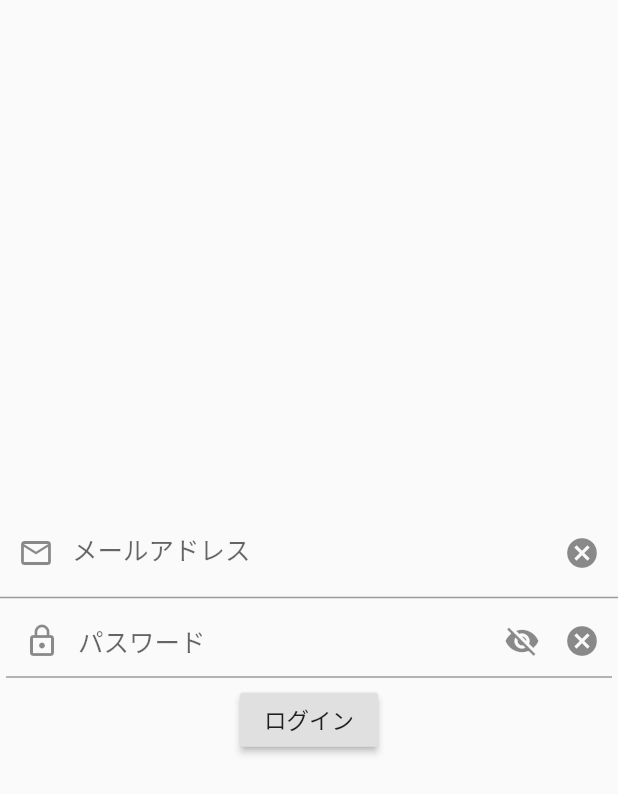
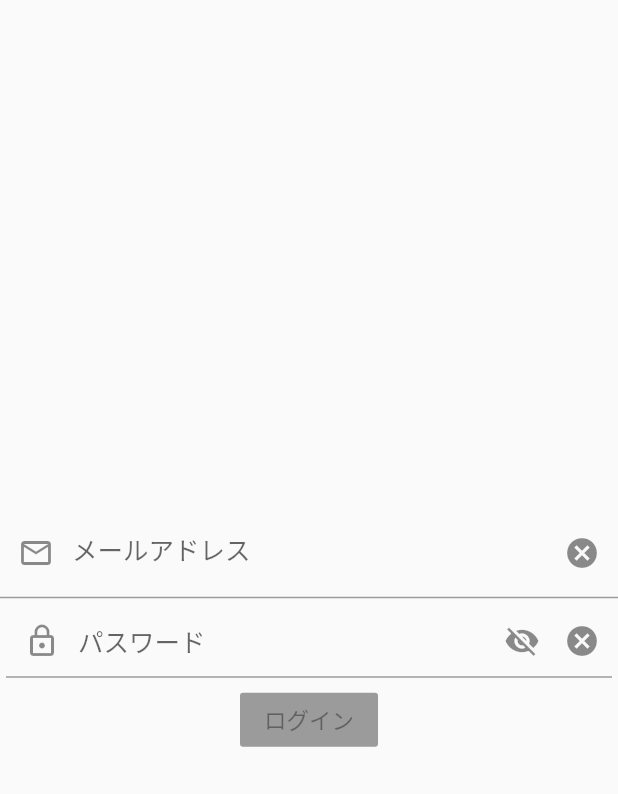
Before and after one commit to ItoYo16u/rx-lambda-bloc, a Flutter app: the AuthScreen widget shown alone on an empty page, opened directly, on a phone screen of 412 x 824 dp. Shown: the top 794 px of the screen. Run offline on Flutter 3.47's test engine with Material 2 defaults, Android fonts, the phone set to English and light mode, and no system bars; our stand-ins replace cached_network_image, dartz, equatable, flutter_bloc, get_it, shared_preferences; accounts and stored records are empty; generated files the repository leaves out were written again; statements that could not run were skipped.

Commit message:
fix some codes

```diff
--- a/lib/modules/middleware/auth/mock_auth_middleware.dart
+++ b/lib/modules/middleware/auth/mock_auth_middleware.dart
@@ -2,6 +2,8 @@ import 'package:dartz/dartz.dart';
 import 'package:functional_rx_bloc/modules/middleware/auth/auth_error.dart';
 import 'package:functional_rx_bloc/modules/middleware/auth/interface/auth_middleware.dart';
 import 'package:functional_rx_bloc/modules/middleware/auth/protocol/try_auth_params.dart';
+import 'package:functional_rx_bloc/modules/middleware/auth/value_object/email.dart';
+import 'package:functional_rx_bloc/modules/middleware/auth/value_object/password.dart';
 import 'package:functional_rx_bloc/modules/middleware/common/error/failures.dart';
 
 class MockAuthMiddleware implements AuthMiddleware {
@@ -13,8 +15,8 @@ class MockAuthMiddleware implements AuthMiddleware {
 
   @override
   Future<Either<Failure, String>> signIn(SignInParams params) async {
-    final isAuthenticated = params.email == 'test@example.com' &&
-        params.password == 'password12345';
+    final isAuthenticated = params.email == Email('test@example.com') &&
+        params.password == Password('Password12345');
     return isAuthenticated ? const Right('token') : Left(AccountNotFound());
   }
 
--- a/lib/modules/middleware/auth/value_object/email.dart
+++ b/lib/modules/middleware/auth/value_object/email.dart
@@ -1,16 +1,20 @@
 import 'package:dartz/dartz.dart';
+import 'package:equatable/equatable.dart';
 import 'package:functional_rx_bloc/modules/middleware/validation/validator/validation.dart';
 import 'package:functional_rx_bloc/modules/middleware/validation/validator/validation_constants.dart';
 
-class Email {
+class Email extends Equatable {
   factory Email(String value) => value.isEmail() is Right
       ? Email._internal(value)
       : throw const FormatException(ValidationConstants.emailInvalidFormat);
 
-  Email._internal(this._value);
+  const Email._internal(this._value);
 
   static Either<FormatException, Email> create(String value) =>
       value.isEmail().map((r) => Email._internal(r));
 
   final String _value;
+
+  @override
+  List<Object> get props => [_value];
 }
--- a/lib/modules/middleware/auth/value_object/password.dart
+++ b/lib/modules/middleware/auth/value_object/password.dart
@@ -1,15 +1,20 @@
 import 'package:dartz/dartz.dart';
+import 'package:equatable/equatable.dart';
 import 'package:functional_rx_bloc/modules/middleware/validation/validator/validation.dart';
 import 'package:functional_rx_bloc/modules/middleware/validation/validator/validation_constants.dart';
 
-class Password {
+class Password extends Equatable{
   factory Password(String value) => value.isPassword() is Right
       ? Password._internal(value)
       : throw const FormatException(ValidationConstants.invalidPasswordFormat);
-  Password._internal(this._value);
+  const Password._internal(this._value);
 
   final String _value;
 
   static Either<FormatException, Password> create(String value) =>
       value.isPassword().map((r) => Password._internal(r));
+
+  @override
+  // TODO: implement props
+  List<Object> get props =>[_value];
 }
--- a/lib/modules/middleware/validation/validator/validation.dart
+++ b/lib/modules/middleware/validation/validator/validation.dart
@@ -24,7 +24,7 @@ extension ValidationString on String {
       ._hasNumber(errorMessage: ValidationConstants.atLeastOneNumberRequired);
 
   Either<FormatException, String> isEmail() => _toValidatable()
-      ._isNotEmpty(errorMessage: ValidationConstants.passwordEmpty)
+      ._isNotEmpty(errorMessage: ValidationConstants.mustNotBeEmpty)
       ._matchRgx(_emailRegExp,
           errorMessage: ValidationConstants.emailInvalidFormat);
 
@@ -39,6 +39,10 @@ extension ValidationString on String {
 }
 
 extension ValidationEitherExt on Either<FormatException, String> {
+  bool isValid() => isRight();
+
+  String validate() => swap().map((r) => r.message).getOrElse(() => null);
+
   Either<FormatException, String> _isNotEmpty({@required String errorMessage}) {
     try {
       return map((r) {
--- a/lib/view/screen/auth/auth_screen.dart
+++ b/lib/view/screen/auth/auth_screen.dart
@@ -16,29 +16,35 @@ class AuthScreen extends StatelessWidget {
   Widget build(BuildContext context) {
     return ChangeNotifierProvider(
       create: (context) => AuthViewModel(),
-          builder: (context, child) => Consumer<AuthViewModel>(
-                // wrap with authValidationBloc
-                builder: (context, viewmodel, child) => Column(
+      builder: (context, child) => Column(
           mainAxisAlignment: MainAxisAlignment.center,
           children: [
             if (message != null) ...[Text(message)],
-                    EmailField(
-                        //onChanged: Provider.of<AuthValidationBloc>(context).add(MaybeSignInParams(email,password)),
-                        controller: viewmodel.emailController),
-                    PasswordField(
-                        //onChanged: Provider.of<AuthValidationBloc>(context).add(MaybeSignInParams(email,password)),
-                        controller: viewmodel.passwordController,
-                        formKey: GlobalKey()),
-                    RaisedButton(
-                        child: Text(AppLocalizations.of(context).labelSignIn),
+            Consumer<AuthViewModel>(
+              builder: (_,vm,__)=> EmailField(
+                  errorText: vm.emailErrorText,
+                  controller: vm.emailController),
+            ),
+            Consumer<AuthViewModel>(
+              builder: (_,vm,__)=> PasswordField(
+                  errorText: vm.passwordErrorText,
+                  controller: vm.passwordController,
+                  formKey: Key('password')
+              ),
+            ),
+            Consumer<AuthViewModel>(
+              builder: (_,vm,__)=>  RaisedButton(
+                  key: GlobalKey(),
+                  child: Text(AppLocalizations.of(context).labelSignIn,key: GlobalKey(),),
                   // validateState.canSubmit ? : null;
-                        onPressed: () =>
-                            Provider.of<TryAuthBloc>(context, listen: false).add(
-                                SignIn(
-                                    email: viewmodel.email,
-                                    password: viewmodel.password)))
+                  onPressed: vm.canSubmit()
+                      ? () => Provider.of<TryAuthBloc>(context, listen: false)
+                      .add(SignIn(
+                      email: vm.email,
+                      password: vm.password))
+                      : null)
+            ),
           ],
-                ),
         ),
     );
   }
--- a/lib/view/screen/auth/auth_viewmodel.dart
+++ b/lib/view/screen/auth/auth_viewmodel.dart
@@ -1,6 +1,6 @@
 // 画面のモードの管理(sign in,sign up,reset password,oAuth)
 // viewの input controller の保持と破棄
-
+import 'package:functional_rx_bloc/modules/middleware/validation/validator/validation.dart';
 import 'package:flutter/cupertino.dart';
 
 enum AuthViewMode {
@@ -13,11 +13,33 @@ enum AuthViewMode {
 class AuthViewModel extends ChangeNotifier {
   AuthViewModel()
       : emailController = TextEditingController(),
-        passwordController = TextEditingController();
+        passwordController = TextEditingController() {
+    emailController.addListener(updateEmailErrorText);
+    passwordController.addListener(updatePasswordErrorText);
+  }
+
   final TextEditingController emailController;
   final TextEditingController passwordController;
+
   String get email => emailController.text;
+
   String get password => passwordController.text;
+
+  String passwordErrorText;
+  String emailErrorText;
+
+  bool canSubmit() =>
+      email.isEmail().isValid() && password.isPassword().isValid();
+
+  void updateEmailErrorText() {
+    emailErrorText = email.isEmail().validate();
+    notifyListeners();
+  }
+
+  void updatePasswordErrorText() {
+    passwordErrorText = password.isPassword().validate();
+    notifyListeners();
+  }
 
   @override
   void dispose() {
```
Also changed, not shown: lib/modules/middleware/auth/auth_error.dart (+24 -6 lines), lib/view/bloc/auth/try_auth_bloc.dart (+11 -14 lines). Lines whose indentation alone changed are shown as unchanged.
